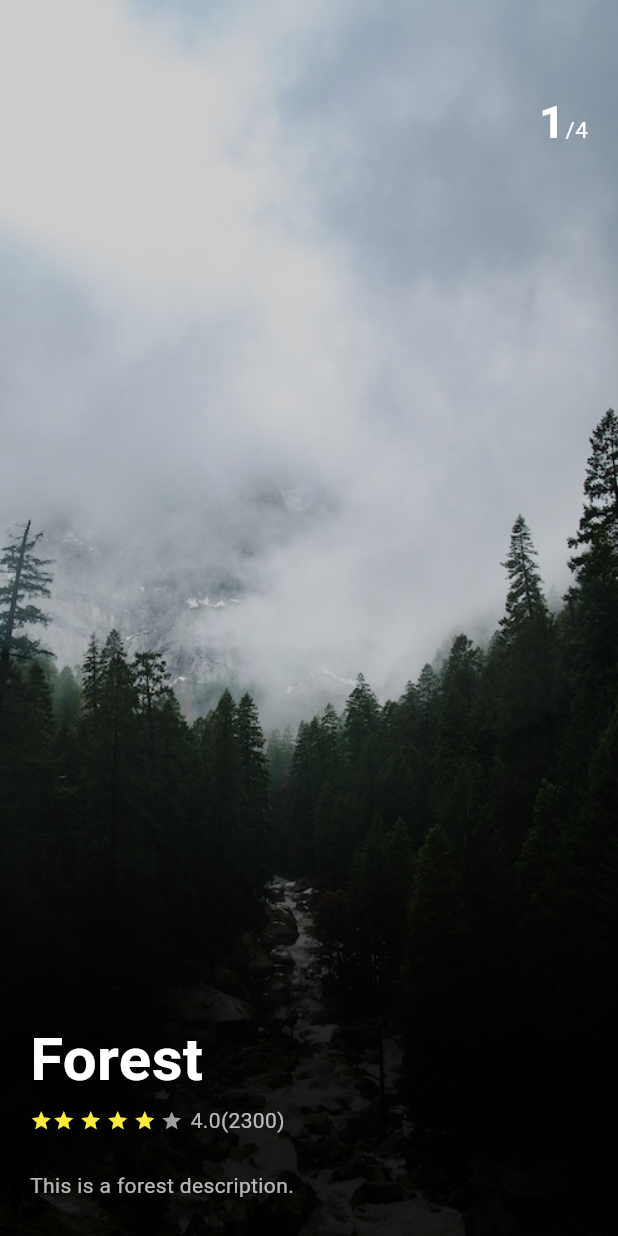
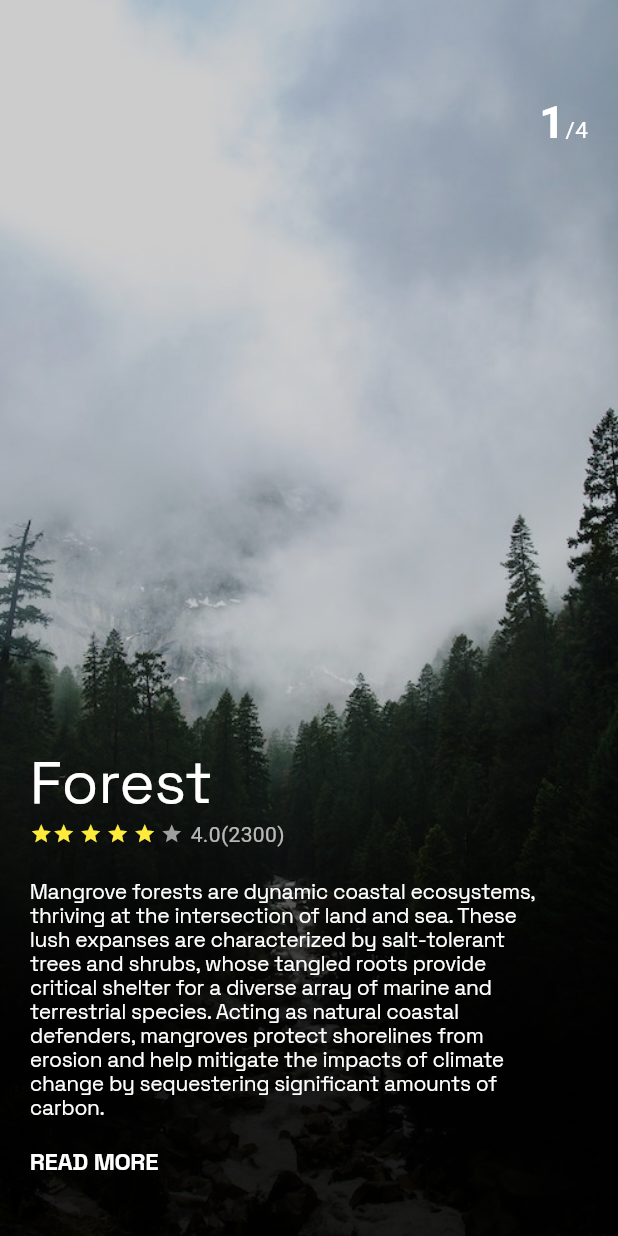
Before and after one commit to zobayerdev/Flutter_Trip_App_UI, a Flutter app: the screen it shows after launch, on a phone screen of 412 x 824 dp. Run offline on Flutter 3.47's test engine with Material 3 defaults, Android fonts, the phone set to English and light mode, and no system bars; our stand-ins replace device_preview, google_fonts.

Commit message:
new system update

```diff
--- a/lib/home.dart
+++ b/lib/home.dart
@@ -1,4 +1,5 @@
 import 'package:flutter/material.dart';
+import 'package:google_fonts/google_fonts.dart';
 
 class HomePage extends StatefulWidget {
   HomePage({super.key});
@@ -11,9 +12,11 @@ class _HomePageState extends State<HomePage> {
   late PageController _pageController;
 
   void _onScroll() {}
+  int totalPage = 4;
 
   @override
   void initState() {
+    super.initState();
     _pageController = PageController(
       initialPage: 0,
     )..addListener(_onScroll);
@@ -26,18 +29,23 @@ class _HomePageState extends State<HomePage> {
         controller: _pageController,
         children: <Widget>[
           MakePage(
+              page: 1,
               image: 'lib/assets/one.jpg',
               title: 'Forest',
-              description: 'This is a forest description.'),
+              description:
+                  'Mangrove forests are dynamic coastal ecosystems, thriving at the intersection of land and sea. These lush expanses are characterized by salt-tolerant trees and shrubs, whose tangled roots provide critical shelter for a diverse array of marine and terrestrial species. Acting as natural coastal defenders, mangroves protect shorelines from erosion and help mitigate the impacts of climate change by sequestering significant amounts of carbon.'),
           MakePage(
+              page: 2,
               image: 'lib/assets/two.jpg',
               title: 'Beach',
               description: 'This is a beach description.'),
           MakePage(
+              page: 3,
               image: 'lib/assets/three.jpg',
               title: 'Mountain',
               description: 'This is a mountain description.'),
           MakePage(
+              page: 4,
               image: 'lib/assets/four.jpg',
               title: 'Desert',
               description: 'This is a desert description.'),
@@ -46,7 +54,7 @@ class _HomePageState extends State<HomePage> {
     );
   }
 
-  Widget MakePage({image, title, description}) {
+  Widget MakePage({image, title, description, page}) {
     return Container(
       decoration: BoxDecoration(
         image: DecorationImage(
@@ -73,17 +81,17 @@ class _HomePageState extends State<HomePage> {
               const SizedBox(
                 height: 40,
               ),
-              const Row(
+              Row(
                 mainAxisAlignment: MainAxisAlignment.end,
                 crossAxisAlignment: CrossAxisAlignment.baseline,
                 textBaseline: TextBaseline.alphabetic,
                 children: [
-                  Text("1",
+                  Text(page.toString(),
                       style: TextStyle(
                           color: Colors.white,
                           fontSize: 30,
                           fontWeight: FontWeight.bold)),
-                  Text("/4",
+                  Text("/" + totalPage.toString(),
                       style: TextStyle(
                         color: Colors.white,
                         fontSize: 15,
@@ -95,11 +103,15 @@ class _HomePageState extends State<HomePage> {
                   mainAxisAlignment: MainAxisAlignment.end,
                   crossAxisAlignment: CrossAxisAlignment.start,
                   children: <Widget>[
-                    Text(title,
-                        style: TextStyle(
-                            color: Colors.white,
-                            fontSize: 40,
-                            fontWeight: FontWeight.bold)),
+                    Text(
+                      title,
+                      style: GoogleFonts.spaceGrotesk(
+                        textStyle: Theme.of(context).textTheme.displayLarge,
+                        fontSize: 40,
+                        fontWeight: FontWeight.w400,
+                        color: Colors.white,
+                      ),
+                    ),
                     const SizedBox(
                       height: 2,
                     ),
@@ -165,9 +177,31 @@ class _HomePageState extends State<HomePage> {
                     const SizedBox(
                       height: 20,
                     ),
+                    Padding(
+                      padding: const EdgeInsets.only(right: 35),
+                      child: Text(
+                        description,
+                        style: GoogleFonts.spaceGrotesk(
+                          textStyle: Theme.of(context).textTheme.displayLarge,
+                          fontSize: 14,
+                          color: Colors.white,
+                        ),
+                      ),
+                    ),
+                    const SizedBox(
+                      height: 20,
+                    ),
                     Text(
-                      description,
-                      style: TextStyle(color: Colors.white70, height: 1.9),
+                      'READ MORE',
+                      style: GoogleFonts.spaceGrotesk(
+                        textStyle: Theme.of(context).textTheme.displayLarge,
+                        fontSize: 16,
+                        fontWeight: FontWeight.w700,
+                        color: Colors.white,
+                      ),
+                    ),
+                    const SizedBox(
+                      height: 20,
                     )
                   ],
                 ),
--- a/pubspec.yaml
+++ b/pubspec.yaml
@@ -31,12 +31,12 @@ dependencies:
   flutter:
     sdk: flutter
 
-
   # The following adds the Cupertino Icons font to your application.
   # Use with the CupertinoIcons class for iOS style icons.
   cupertino_icons: ^1.0.6
   google_fonts: ^6.2.1
   device_preview: ^1.1.0
+  simple_animations: ^5.0.2
 
 dev_dependencies:
   flutter_test:
```
Also changed, not shown: pubspec.lock.
